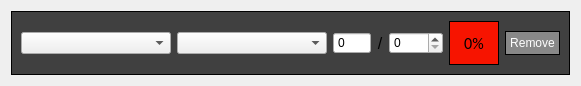
The window that Forms/Materials.ui (Michael-R-R/GW2_Tool_Hub) describes before a commit, drawn with Qt 5.
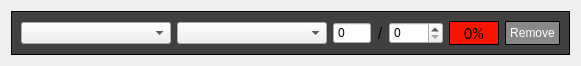
The same window after the commit.

The edit to the form file:
```diff
--- a/Forms/Materials.ui
+++ b/Forms/Materials.ui
@@ -7,7 +7,7 @@
     <x>0</x>
     <y>0</y>
     <width>581</width>
-    <height>86</height>
+    <height>63</height>
    </rect>
   </property>
   <property name="windowTitle">
```
